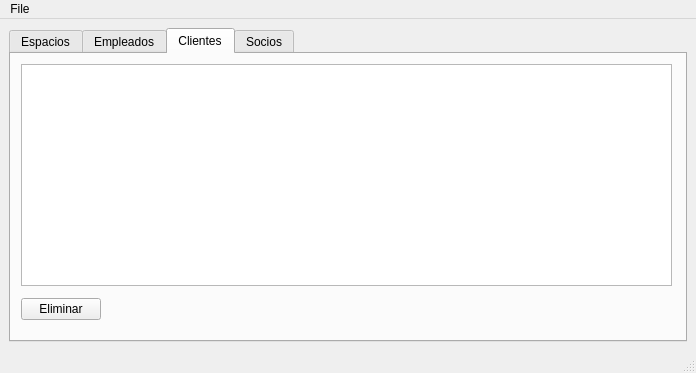
stsewd/polideportivo, file adminmainwindow.ui: the form before one commit.
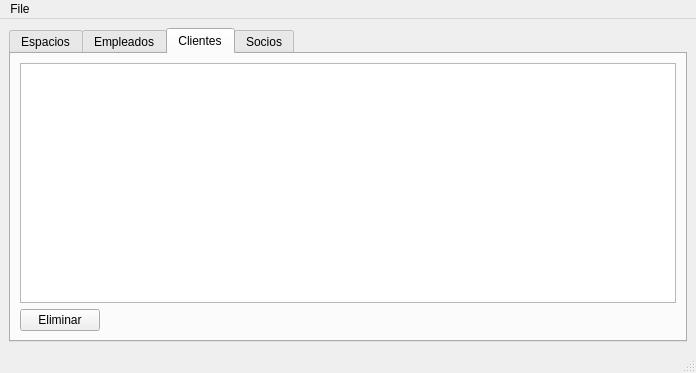
The form after the commit. The open tabs and pages were chosen to show the change.

Commit message: Cargar socios, clientes

Patch:
```diff
--- a/adminmainwindow.ui
+++ b/adminmainwindow.ui
@@ -157,15 +157,21 @@
        <attribute name="title">
         <string>Clientes</string>
        </attribute>
-       <widget class="QWidget" name="layoutWidget">
-        <property name="geometry">
-         <rect>
-          <x>10</x>
-          <y>240</y>
-          <width>651</width>
-          <height>31</height>
-         </rect>
-        </property>
+       <layout class="QGridLayout" name="gridLayout_4">
+        <item row="0" column="0">
+         <widget class="QTableWidget" name="clientesTable">
+          <property name="editTriggers">
+           <set>QAbstractItemView::NoEditTriggers</set>
+          </property>
+          <property name="selectionMode">
+           <enum>QAbstractItemView::SingleSelection</enum>
+          </property>
+          <property name="selectionBehavior">
+           <enum>QAbstractItemView::SelectRows</enum>
+          </property>
+         </widget>
+        </item>
+        <item row="1" column="0">
         <layout class="QHBoxLayout" name="horizontalLayout_5">
          <item>
           <widget class="QPushButton" name="eliminarClienteBtn">
@@ -188,26 +194,8 @@
           </spacer>
          </item>
         </layout>
-       </widget>
-       <widget class="QTableWidget" name="clientesTable">
-        <property name="geometry">
-         <rect>
-          <x>10</x>
-          <y>10</y>
-          <width>651</width>
-          <height>222</height>
-         </rect>
-        </property>
-        <property name="editTriggers">
-         <set>QAbstractItemView::NoEditTriggers</set>
-        </property>
-        <property name="selectionMode">
-         <enum>QAbstractItemView::SingleSelection</enum>
-        </property>
-        <property name="selectionBehavior">
-         <enum>QAbstractItemView::SelectRows</enum>
-        </property>
-       </widget>
+        </item>
+       </layout>
       </widget>
       <widget class="QWidget" name="tabSocios">
        <attribute name="title">
```
Left out of the diff: 24 changed lines with no effect on the pictures. Lines whose indentation alone changed are shown as unchanged. The commit also changes 3 other files.
